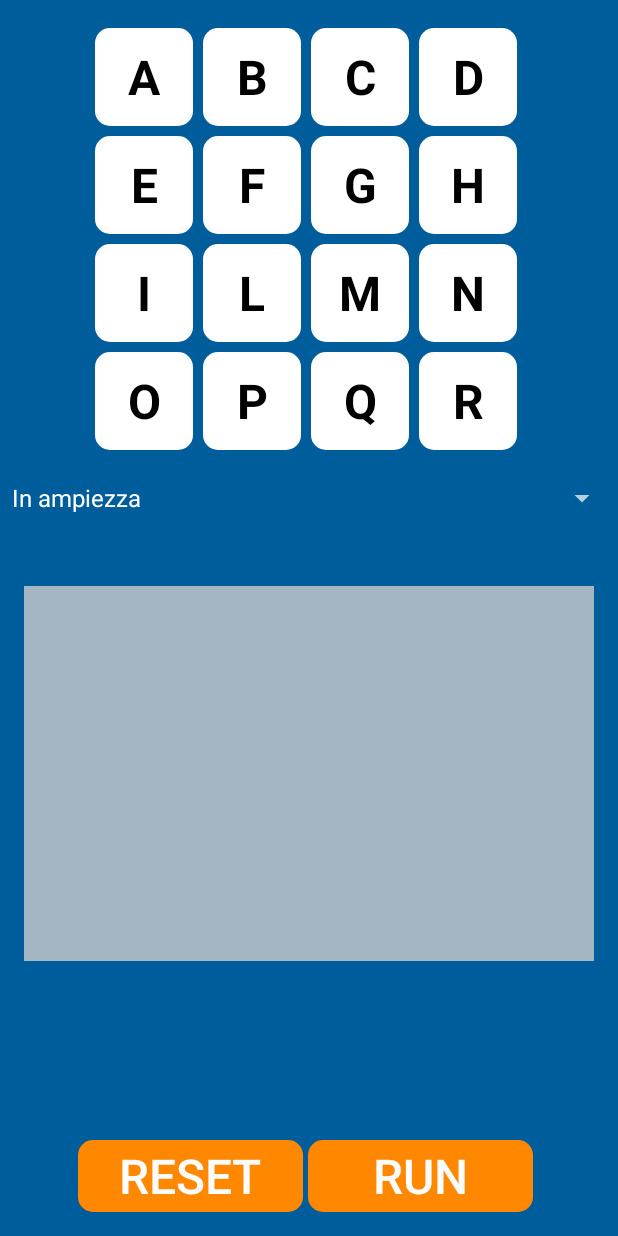
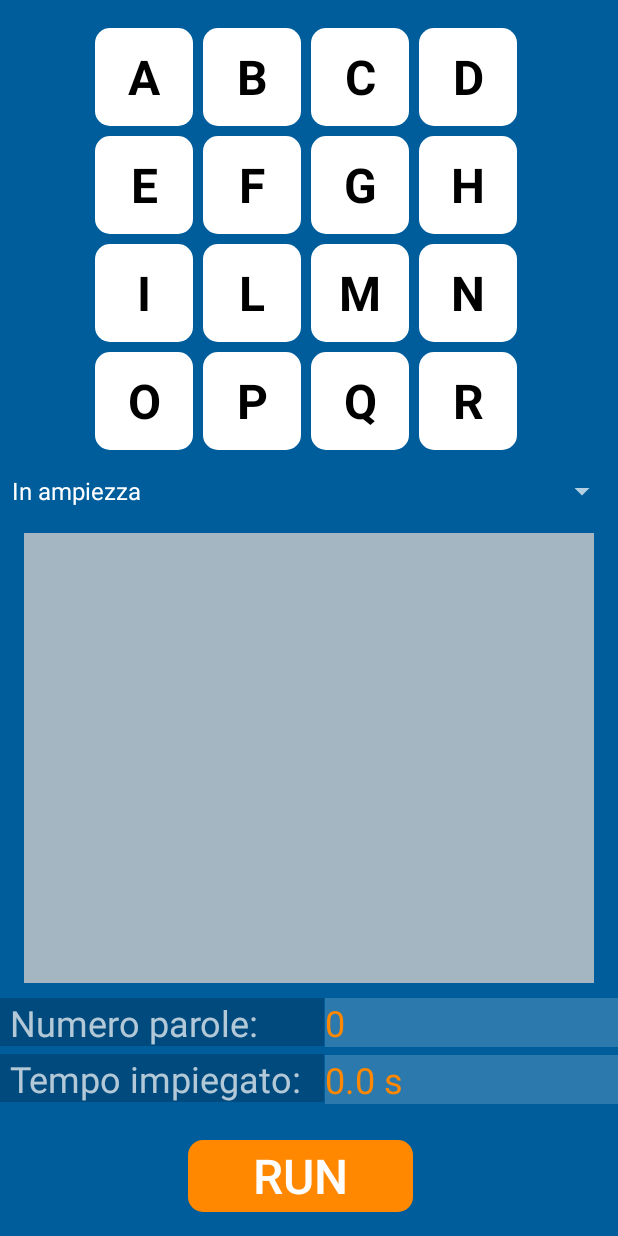
Before and after one commit to RazzoloDevs/RazzoloApp, an Android app: the layout activity_main.xml on its own in the app's theme, with its tools: preview values and no code run, on a phone screen of 412 x 824 dp. Run offline under Robolectric (Android 15) with nearby library versions, the phone set to English and light mode, and no system bars.

Commit message:
Show number of words found and time elapsed

```diff
--- a/app/src/main/java/it/unisa/razzolo/Background.java
+++ b/app/src/main/java/it/unisa/razzolo/Background.java
@@ -15,19 +15,17 @@ public class Background implements Runnable{
     private final char[][] matrix;
     private final String algorithm;
     private TreeMap<String, ArrayList<Point>> foundWords;
+    private double elapsedTime;
 
     public Background(char[][] matrix, String algorithm){
         this.matrix = matrix;
         this.algorithm = algorithm;
     }
 
-    public TreeMap<String, ArrayList<Point>> getFoundWords() {
-        return foundWords;
-    }
-
     @Override
     public void run() {
         this.foundWords = new TreeMap<>(compareStringByLength);
+        long start = System.nanoTime();
         switch (algorithm){
             case "In ampiezza" -> foundWords.putAll(Bfs.run(matrix));
             case "In profondità" -> foundWords.putAll(Dfs.run(matrix));
@@ -35,6 +33,8 @@ public class Background implements Runnable{
             case "In ampiezza con Trie" -> foundWords.putAll(BfsTrie.run(matrix));
             case "In profondità con Trie" -> foundWords.putAll(DfsTrie.run(matrix));
         }
+        long end = System.nanoTime();
+        this.elapsedTime = ((double)(end-start)/1000000000);
     }
 
     Comparator<String> compareStringByLength = new Comparator<String>() {
@@ -48,4 +48,13 @@ public class Background implements Runnable{
                 return s1.compareTo(s2);
         }
     };
+
+    // Getters
+    public TreeMap<String, ArrayList<Point>> getFoundWords() {
+        return foundWords;
+    }
+
+    public double getElapsedTime() {
+        return elapsedTime;
+    }
 }
--- a/app/src/main/java/it/unisa/razzolo/MainActivity.java
+++ b/app/src/main/java/it/unisa/razzolo/MainActivity.java
@@ -9,6 +9,7 @@ import android.view.View;
 import android.widget.EditText;
 import android.widget.ListView;
 import android.widget.Spinner;
+import android.widget.TextView;
 import android.widget.Toast;
 
 import java.io.BufferedReader;
@@ -54,6 +55,9 @@ public class MainActivity extends AppCompatActivity {
 
         spinner = (Spinner) findViewById(R.id.algorithms_spinner);
 
+        foundWordSize_text = findViewById(R.id.foundWordSize_text);
+        elapsedTime_text = findViewById(R.id.elapsedTime_text);
+
         listView = findViewById(R.id.listView);
         wordAdapter = new WordAdapter(this, R.layout.activity_listview, R.id.listView);
         listView.setAdapter(wordAdapter);
@@ -66,6 +70,7 @@ public class MainActivity extends AppCompatActivity {
 
     }
 
+    @SuppressLint("DefaultLocale")
     public void onClickRunBtn(View view) {
         int i=0,j=0;
         for(EditText e : boxes){
@@ -100,6 +105,8 @@ public class MainActivity extends AppCompatActivity {
                 background.getFoundWords().forEach((k,v) -> {
                     wordAdapter.add(new Word(k, k.length(), v));
                 });
+                foundWordSize_text.setText(String.valueOf(background.getFoundWords().size()));
+                elapsedTime_text.setText(String.format("%g s", background.getElapsedTime()));
             });
         });
     }
@@ -123,4 +130,6 @@ public class MainActivity extends AppCompatActivity {
     private ListView listView;
     private WordAdapter wordAdapter;
     private Spinner spinner;
+    private TextView foundWordSize_text;
+    private TextView elapsedTime_text;
 }
--- a/app/src/main/res/layout/activity_listview.xml
+++ b/app/src/main/res/layout/activity_listview.xml
@@ -8,11 +8,13 @@
         android:layout_width="fill_parent"
         android:layout_height="wrap_content"
         android:layout_weight="0.5"
-        android:gravity="center"/>
+        android:gravity="center"
+        android:textColor="@color/black"/>
     <TextView
         android:id="@+id/score"
         android:layout_width="fill_parent"
         android:layout_height="wrap_content"
         android:layout_weight="0.5"
-        android:gravity="center"/>
+        android:gravity="center"
+        android:textColor="@color/black"/>
 </LinearLayout>
--- a/app/src/main/res/layout/activity_main.xml
+++ b/app/src/main/res/layout/activity_main.xml
@@ -306,51 +306,81 @@
             app:layout_row="3" />
     </androidx.gridlayout.widget.GridLayout>
 
-
     <Spinner
         android:id="@+id/algorithms_spinner"
         android:layout_width="match_parent"
         android:layout_height="wrap_content"
-        android:layout_marginTop="320dp"
         app:layout_constraintStart_toStartOf="parent"
-        app:layout_constraintTop_toTopOf="parent"
-        android:entries="@array/algorithms_array"/>
+        app:layout_constraintTop_toBottomOf="@+id/gridLayout"
+        android:entries="@array/algorithms_array" />
 
     <ListView
         android:id="@+id/listView"
         android:background="#CCCC"
         android:layout_width="380dp"
-        android:layout_height="250dp"
-        android:layout_marginTop="75dp"
+        android:layout_height="300dp"
+        android:layout_marginTop="16dp"
         android:layout_marginEnd="16dp"
         app:layout_constraintEnd_toEndOf="parent"
-        app:layout_constraintTop_toBottomOf="@+id/gridLayout" />
+        app:layout_constraintTop_toBottomOf="@+id/algorithms_spinner" />
 
-    <Button
-        android:id="@+id/buttonReset"
-        android:layout_width="150dp"
+    <TextView
+        android:id="@+id/foundWordSize_label"
+        android:layout_width="216dp"
+        android:layout_height="32dp"
+        android:layout_marginTop="10dp"
+        android:background="@android:drawable/divider_horizontal_textfield"
+        android:text="Numero parole: "
+        android:textSize="24sp"
+        app:layout_constraintStart_toStartOf="parent"
+        app:layout_constraintTop_toBottomOf="@+id/listView" />
+    <TextView
+        android:id="@+id/foundWordSize_text"
+        android:layout_width="195dp"
         android:layout_height="wrap_content"
-        android:layout_marginStart="52dp"
-        android:layout_marginBottom="16dp"
-        android:background="@drawable/button_corners"
-        android:text="RESET"
-        android:onClick="onClickBtnReset"
-        android:textColor="#FDFDFD"
-        android:textSize="32sp"
-        app:layout_constraintBottom_toBottomOf="parent"
-        app:layout_constraintStart_toStartOf="parent" />
+        app:layout_constraintEnd_toEndOf="parent"
+        app:layout_constraintTop_toBottomOf="@+id/listView"
+        android:layout_marginTop="10dp"
+        android:text="0"
+        android:textSize="24sp"
+        android:textColor="@android:color/holo_orange_dark"
+        android:background="#2CFFFFFF"/>
+
+    <TextView
+        android:id="@+id/elapsedTime_label"
+        android:layout_width="216dp"
+        android:layout_height="32dp"
+        android:layout_marginTop="5dp"
+        android:background="@android:drawable/divider_horizontal_textfield"
+        android:text="Tempo impiegato: "
+        android:textSize="24sp"
+        app:layout_constraintStart_toStartOf="parent"
+        app:layout_constraintTop_toBottomOf="@+id/foundWordSize_label" />
+    <TextView
+        android:id="@+id/elapsedTime_text"
+        android:layout_width="195dp"
+        android:layout_height="wrap_content"
+        app:layout_constraintEnd_toEndOf="parent"
+        app:layout_constraintTop_toBottomOf="@+id/foundWordSize_text"
+        android:layout_marginTop="5dp"
+        android:text="0.0 s"
+        android:textSize="24sp"
+        android:textColor="@android:color/holo_orange_dark"
+        android:background="#2CFFFFFF"/>
+
     <Button
         android:id="@+id/buttonRun"
         android:layout_width="150dp"
         android:layout_height="wrap_content"
-        android:layout_marginStart="205dp"
-        android:layout_marginEnd="52dp"
+        android:layout_marginStart="130dp"
+        android:layout_marginEnd="141dp"
         android:layout_marginBottom="16dp"
         android:background="@drawable/button_corners"
+        android:onClick="onClickRunBtn"
         android:text="RUN"
-        android:onClick="onClickRunBtn"
         android:textColor="#FDFDFD"
         android:textSize="32sp"
         app:layout_constraintBottom_toBottomOf="parent"
+        app:layout_constraintEnd_toEndOf="parent"
         app:layout_constraintStart_toStartOf="parent" />
 </androidx.constraintlayout.widget.ConstraintLayout>
```
